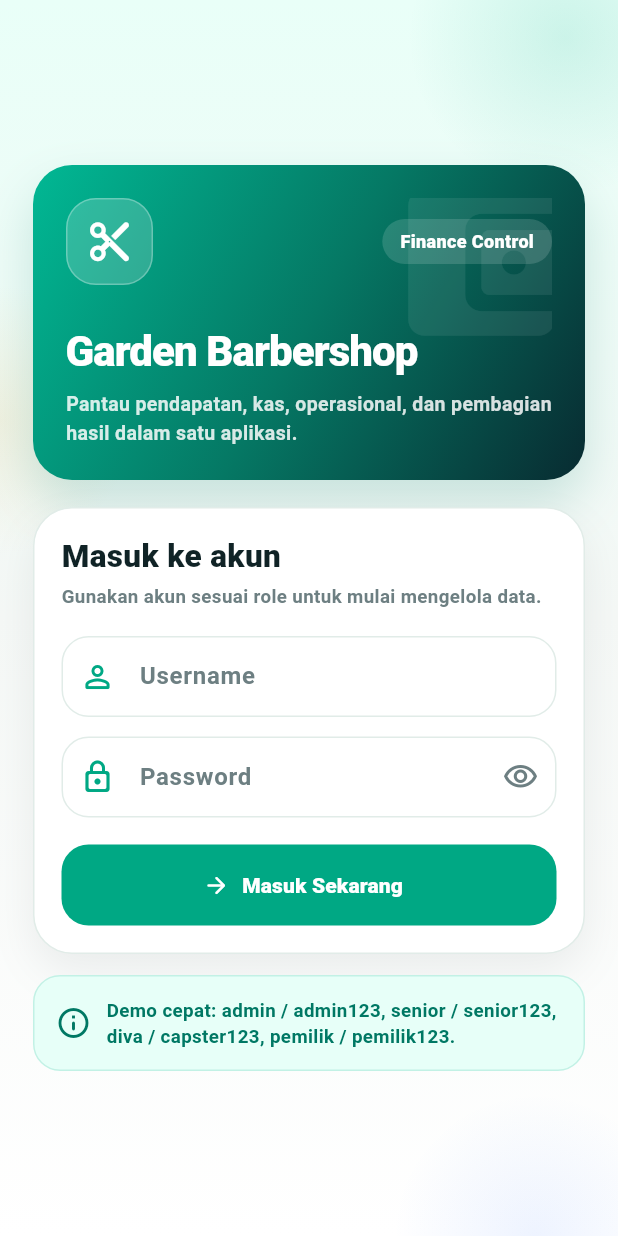
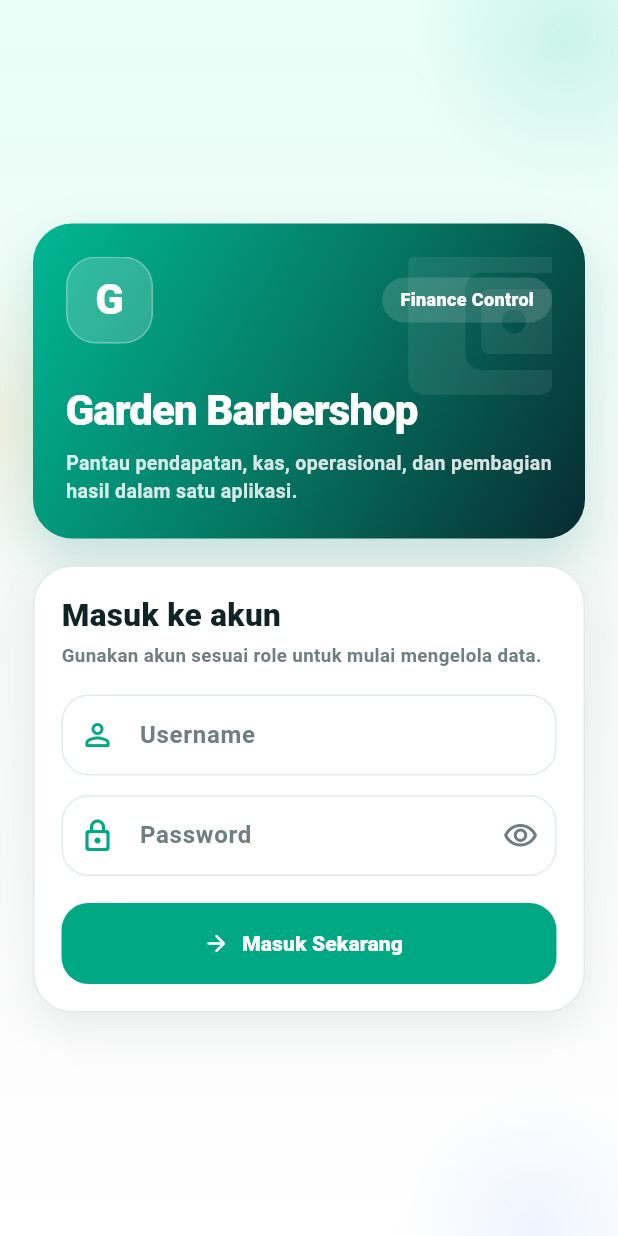
Before and after one commit to Anamsyahrul/garden_barbershop_finance, a Flutter app: the screen it shows after launch, on a phone screen of 412 x 824 dp. Run offline on Flutter 3.47's test engine with Material 3 defaults, Android fonts, the phone set to English and light mode, and no system bars; our stand-ins replace cloud_firestore, firebase_core, shared_preferences; accounts and stored records are empty.

Commit message:
style: hapus tulisan hint akun demo cepat pada layar login

```diff
--- a/lib/screens/login_screen.dart
+++ b/lib/screens/login_screen.dart
@@ -90,8 +90,6 @@ class _LoginScreenState extends State<LoginScreen> {
                         _brandHero(),
                         const SizedBox(height: 18),
                         _loginCard(),
-                        const SizedBox(height: 14),
-                        _demoAccountHint(),
                       ],
                     ),
                   ),
@@ -152,8 +150,17 @@ class _LoginScreenState extends State<LoginScreen> {
                       border: Border.all(
                           color: Colors.white.withValues(alpha: 0.28)),
                     ),
-                    child: const Icon(Icons.content_cut_rounded,
-                        color: Colors.white, size: 31),
+                    child: const Center(
+                      child: Text(
+                        'G',
+                        style: TextStyle(
+                          color: Colors.white,
+                          fontSize: 28,
+                          fontWeight: FontWeight.w900,
+                          height: 1.1,
+                        ),
+                      ),
+                    ),
                   ),
                   const Spacer(),
                   Container(
@@ -281,31 +288,4 @@ class _LoginScreenState extends State<LoginScreen> {
       ),
     );
   }
-
-  Widget _demoAccountHint() {
-    return Container(
-      padding: const EdgeInsets.all(14),
-      decoration: BoxDecoration(
-        color: AppColors.mint,
-        borderRadius: AppTheme.radiusMedium,
-        border: Border.all(color: AppColors.teal.withValues(alpha: 0.16)),
-      ),
-      child: const Row(
-        children: [
-          Icon(Icons.info_outline_rounded, color: AppColors.tealDark),
-          SizedBox(width: 10),
-          Expanded(
-            child: Text(
-              'Demo cepat: admin / admin123, senior / senior123, diva / capster123, pemilik / pemilik123.',
-              style: TextStyle(
-                  color: AppColors.tealDark,
-                  fontWeight: FontWeight.w700,
-                  fontSize: 12.5,
-                  height: 1.35),
-            ),
-          ),
-        ],
-      ),
-    );
-  }
 }
```
